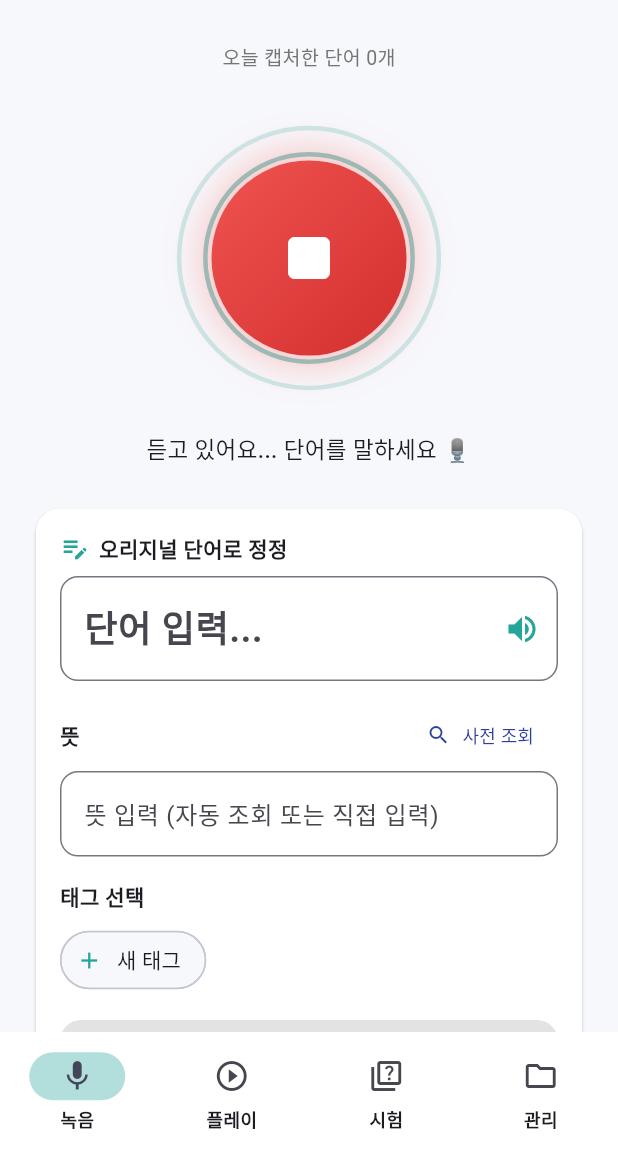
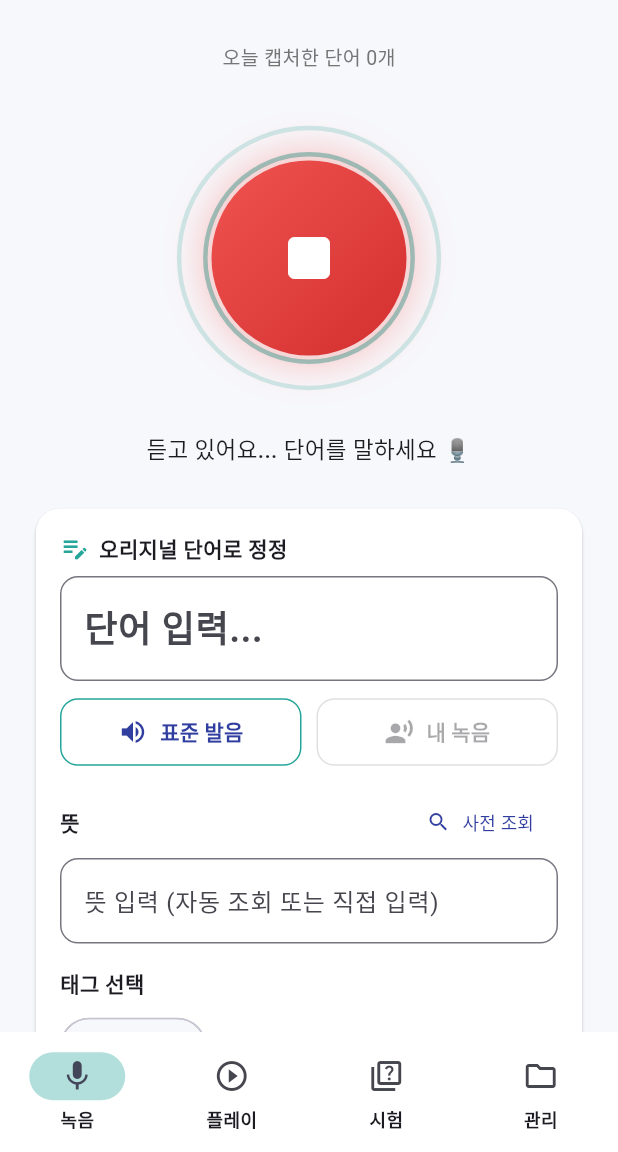
Before and after one commit to ksoldier0419/notiecho, a Flutter app: the screen it shows after launch, after a tap on the "mic" icon, on a phone screen of 412 x 824 dp, the part 84-1236 px from its top. Run offline on Flutter 3.47's test engine with Material 3 defaults, Android fonts, the phone set to English and light mode, and no system bars; our stand-ins replace audioplayers, flutter_tts, hive_flutter, speech_to_text; missing offline and left inert: record; accounts and stored records are empty.

Commit message:
genspark auto-backup

```diff
--- a/lib/screens/record_screen.dart
+++ b/lib/screens/record_screen.dart
@@ -306,22 +306,12 @@ class _RecordScreenState extends State<RecordScreen>
         child: Column(
           crossAxisAlignment: CrossAxisAlignment.start,
           children: [
-            Row(
+            const Row(
               children: [
-                const Icon(Icons.edit_note, color: AppTheme.teal, size: 20),
-                const SizedBox(width: 6),
-                const Text('오리지널 단어로 정정',
+                Icon(Icons.edit_note, color: AppTheme.teal, size: 20),
+                SizedBox(width: 6),
+                Text('오리지널 단어로 정정',
                     style: TextStyle(fontWeight: FontWeight.bold, fontSize: 14)),
-                const Spacer(),
-                if (_myVoicePath != null)
-                  Tooltip(
-                    message: '내 녹음 듣기',
-                    child: IconButton(
-                      icon: const Icon(Icons.record_voice_over,
-                          color: AppTheme.indigo),
-                      onPressed: () => AudioService().playMyVoice(_myVoicePath!),
-                    ),
-                  ),
               ],
             ),
             const SizedBox(height: 8),
@@ -332,16 +322,55 @@ class _RecordScreenState extends State<RecordScreen>
                 hintText: '단어 입력...',
                 border: OutlineInputBorder(
                     borderRadius: BorderRadius.circular(12)),
-                suffixIcon: IconButton(
-                  icon: const Icon(Icons.volume_up, color: AppTheme.teal),
-                  tooltip: 'AI 발음 듣기',
-                  onPressed: () {
-                    final w = _wordCtrl.text.trim();
-                    if (w.isNotEmpty) AudioService().speak(w);
-                  },
-                ),
               ),
               onSubmitted: (_) => _lookupMeaning(),
+            ),
+            const SizedBox(height: 10),
+            // 발음 듣기 버튼 영역
+            Row(
+              children: [
+                Expanded(
+                  child: OutlinedButton.icon(
+                    style: OutlinedButton.styleFrom(
+                      foregroundColor: AppTheme.deepIndigo,
+                      side: const BorderSide(color: AppTheme.teal),
+                      padding: const EdgeInsets.symmetric(vertical: 12),
+                      shape: RoundedRectangleBorder(
+                          borderRadius: BorderRadius.circular(12)),
+                    ),
+                    icon: const Icon(Icons.volume_up, size: 20),
+                    label: const Text('표준 발음',
+                        style: TextStyle(fontWeight: FontWeight.bold)),
+                    onPressed: () {
+                      final w = _wordCtrl.text.trim();
+                      if (w.isNotEmpty) AudioService().speak(w);
+                    },
+                  ),
+                ),
+                const SizedBox(width: 10),
+                Expanded(
+                  child: OutlinedButton.icon(
+                    style: OutlinedButton.styleFrom(
+                      foregroundColor: _myVoicePath != null
+                          ? AppTheme.indigo
+                          : Colors.grey,
+                      side: BorderSide(
+                          color: _myVoicePath != null
+                              ? AppTheme.indigo
+                              : Colors.grey.shade300),
+                      padding: const EdgeInsets.symmetric(vertical: 12),
+                      shape: RoundedRectangleBorder(
+                          borderRadius: BorderRadius.circular(12)),
+                    ),
+                    icon: const Icon(Icons.record_voice_over, size: 20),
+                    label: const Text('내 녹음',
+                        style: TextStyle(fontWeight: FontWeight.bold)),
+                    onPressed: _myVoicePath == null
+                        ? null
+                        : () => AudioService().playMyVoice(_myVoicePath!),
+                  ),
+                ),
+              ],
             ),
             const SizedBox(height: 12),
             Row(
```
Also changed, not shown: lib/services/dictionary_service.dart (+57 -5 lines).
